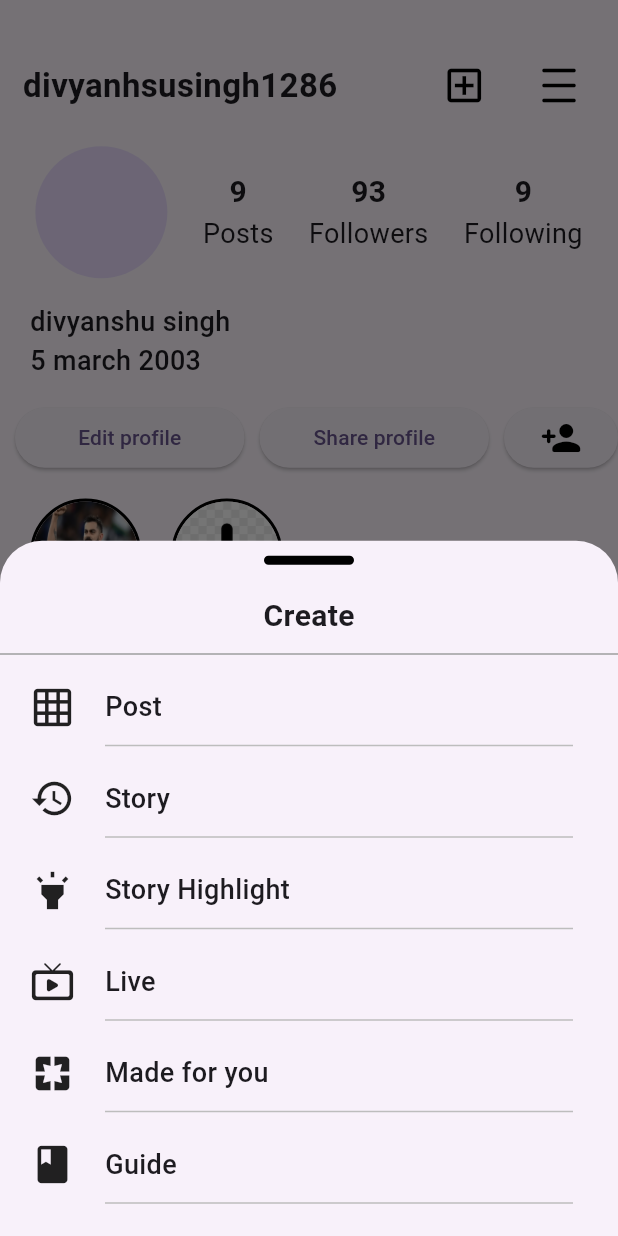
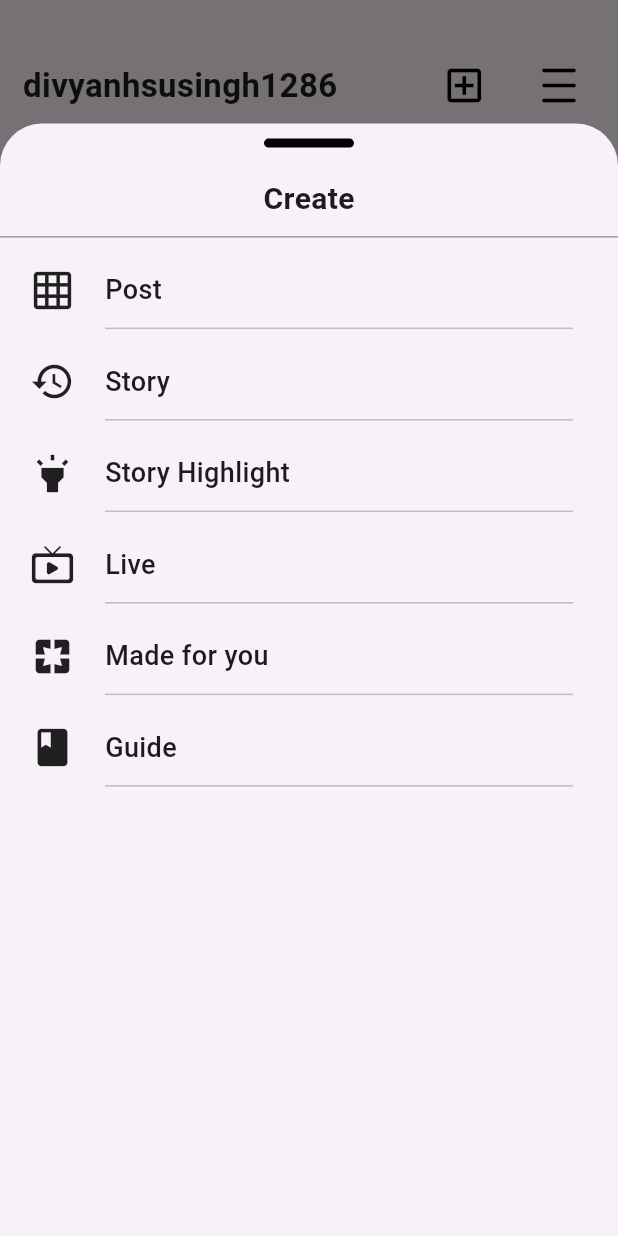
Before and after one commit to Divyanshu050303/instagram_clone, a Flutter app: the screen it shows after launch, item 5 of the bottom bar chosen, after a tap on the "add box" icon, on a phone screen of 412 x 824 dp. Run offline on Flutter 3.47's test engine with Material 3 defaults, Android fonts, the phone set to English and light mode, and no system bars; our stand-ins replace carousel_slider, dotted_border, file_picker, shared_preferences, video_player; missing offline and left inert: cloudinary_public, flutter_brand_palettes.

Commit message:
instagram_clone

```diff
--- a/lib/common/widget/bottom_bar.dart
+++ b/lib/common/widget/bottom_bar.dart
@@ -2,6 +2,8 @@ import 'package:flutter/material.dart';
 import 'package:instagram_clone/features/Home/screen/home_screen.dart';
 import 'package:instagram_clone/features/profile/screen/Profile.dart';
 import 'package:instagram_clone/features/reel/screen/reel.dart';import 'package:instagram_clone/features/search/Screen/Search.dart';
+
+import '../../features/add_post/screen/addpostscreen.dart';
 
 class BottomBar extends StatefulWidget {
   static const String routeName = '/actual-home';
@@ -18,7 +20,7 @@ class _BottomBarState extends State<BottomBar> {
   List<Widget> pages = [
       HomeScreen(),
     const Search(),
-    const Text("post Page"),
+    const AddPost(),
     const Reel(),
     const Profile()
   ];
--- a/lib/features/Home/widget/Post.dart
+++ b/lib/features/Home/widget/Post.dart
@@ -22,7 +22,9 @@ class _PostState extends State<Post> {
           const SizedBox(
             height: 10,
           ),
-          Row(
+          Flex(
+            direction: Axis.vertical,
+            children:[ Row(
               children: [
                 const SizedBox(
                   width: 12,
@@ -33,11 +35,12 @@ class _PostState extends State<Post> {
                 ),
                 const Text("Name"),
                 SizedBox(
-                width: mediaQueryData.size.width * 0.41,
+                  width: mediaQueryData.size.width * 0.33,
                 ),
                 ElevatedButton(onPressed: () {}, child: const Text("Follow")),
                 IconButton(onPressed: () {}, icon: const Icon(Icons.more_vert))
               ],
+            ),]
           ),
           const SizedBox(
             height: 10,
@@ -72,12 +75,12 @@ class _PostState extends State<Post> {
                 width: 14,
               ),
               Image.asset(
-                'assets/send.png',
+                'assets/send1.png',
                 width: 30,
                 height: 28,
               ),
               SizedBox(
-                width: mediaQueryData.size.width * 0.5,
+                width: mediaQueryData.size.width * 0.48,
               ),
               Image.asset(
                 'assets/save.png',
@@ -86,10 +89,16 @@ class _PostState extends State<Post> {
               ),
             ],
           ),
-          SizedBox(height: 10,),
-          Text("123124 likes", style: TextStyle(fontWeight: FontWeight.w700),),
-          SizedBox(height: 5,),
-          Text("name  and the caption ",style: TextStyle(fontWeight: FontWeight.w700))
+          const SizedBox(height: 10,),
+          Padding(
+            padding: const EdgeInsets.only(left: 18.0),
+            child: const Text("123124 likes", style: TextStyle(fontWeight: FontWeight.w700),),
+          ),
+          const SizedBox(height: 5,),
+          Padding(
+            padding: const EdgeInsets.only(left: 18.0),
+            child: const Text("name  and the caption ",style: TextStyle(fontWeight: FontWeight.w700)),
+          )
         ],
       ),
     );
--- a/lib/features/Home/widget/storySection.dart
+++ b/lib/features/Home/widget/storySection.dart
@@ -1,5 +1,5 @@
 import 'package:flutter/material.dart';
-import 'package:instagram_clone/features/Home/widget/yourStory.dart';
+import 'package:flutter_brand_palettes/flutter_brand_palettes.dart';
 
 class StorySection extends StatefulWidget {
   const StorySection({super.key});
@@ -12,9 +12,10 @@ class _StorySectionState extends State<StorySection> {
   List<Map<String, String>> story=[{},{},{},{}];
   @override
   Widget build(BuildContext context) {
+
   MediaQueryData mediaQueryData =MediaQuery.of(context);
     return SizedBox(
-      width: mediaQueryData.size.width,
+      width:  mediaQueryData.size.height,
       height: mediaQueryData.size.height*0.15,
 
       child: ListView.builder(
@@ -23,26 +24,18 @@ class _StorySectionState extends State<StorySection> {
           itemCount: story.length,
           itemBuilder:(context, index){
         return   Padding(
-          padding: EdgeInsets.only(left: 15.0),
+          padding: const EdgeInsets.only(left: 15.0, top: 7),
           child: Column(
             children: [
-              Container(
-                width:mediaQueryData.size.width*0.22,
-                height:mediaQueryData.size.height*0.1,
-                decoration: BoxDecoration(
-                color: Colors.black,
-                  border: Border.all(
-                    width: 2,
-                    color: Colors.blue,
-                  ),
-                  borderRadius: BorderRadius.circular(100),
-                ),
-                child: CircleAvatar(
-                  radius: 42,
+              CircleAvatar(
+                radius: 41,
+                backgroundColor: Colors.orange,
+                child: const CircleAvatar(
+                  radius: 39,
                 ),
               ),
-              SizedBox(height: 5,),
-              Text("Name"),
+              const SizedBox(height: 5,),
+              const Text("Name"),
             ],
           ),
         );
--- a/lib/features/profile/widget/EditButton.dart
+++ b/lib/features/profile/widget/EditButton.dart
@@ -11,11 +11,11 @@ class EditButton extends StatelessWidget {
         Expanded(
             child: ElevatedButton(
                 onPressed: () {}, child: const Text("Edit profile"))),
-        const SizedBox(width: 10,),
+        const SizedBox(width: 8,),
         Expanded(
             child: ElevatedButton(
-                onPressed: () {}, child: const Text("Share profile"))),
-        const SizedBox(width: 10,),
+                onPressed: () {}, child: const Text("Share profile", style: TextStyle(fontSize: 13.9),))),
+        const SizedBox(width: 8,),
         ElevatedButton(
             onPressed: () {},
             child: const Icon(
--- a/lib/features/profile/widget/appBar.dart
+++ b/lib/features/profile/widget/appBar.dart
@@ -1,7 +1,6 @@
 import 'package:flutter/material.dart';
-import 'package:instagram_clone/features/Home/screen/home_screen.dart';
 import 'package:instagram_clone/features/add_post/screen/addpostscreen.dart';
-import 'package:instagram_clone/features/reel/screen/reel.dart';
+
 
 class AppBarProfile extends StatelessWidget {
   const AppBarProfile({super.key});
@@ -43,6 +42,7 @@ class AppBarProfile extends StatelessWidget {
   void _showAddPostBottomSheet(BuildContext context) {
     MediaQueryData mediaQueryData = MediaQuery.of(context);
     showModalBottomSheet(
+      isScrollControlled: true,
         context: context,
         builder: (BuildContext context) {
           return SizedBox(
--- a/lib/main.dart
+++ b/lib/main.dart
@@ -1,20 +1,30 @@
+
+
 import 'package:flutter/material.dart';
 import 'package:flutter/services.dart';
+import 'package:instagram_clone/Provider/user_provider.dart';
 import 'package:instagram_clone/common/widget/bottom_bar.dart';
 import 'package:instagram_clone/features/authentication/screen/auth_screen.dart';
+import 'package:instagram_clone/route.dart';
+import 'package:provider/provider.dart';
 
 void main() {
-  runApp(const MyApp());
-  SystemChrome.setSystemUIOverlayStyle(
-    const SystemUiOverlayStyle(
-      statusBarColor: Colors.transparent,
-
-    )
-  );
+  runApp(
+      MultiProvider(providers: [
+        ChangeNotifierProvider(create: (context)=>UserProvider()),
+      ],child:const MyApp() ,)
+      );
+  SystemChrome.setSystemUIOverlayStyle(const SystemUiOverlayStyle(
+    statusBarColor: Colors.transparent, // Make status bar translucent
+    systemNavigationBarColor: Colors.transparent,
+    statusBarIconBrightness: Brightness.dark,
+    systemNavigationBarIconBrightness: Brightness.dark,
+  ));
 }
 
 class MyApp extends StatelessWidget {
   const MyApp({super.key});
+
   @override
   Widget build(BuildContext context) {
     return MaterialApp(
@@ -23,7 +33,11 @@ class MyApp extends StatelessWidget {
         colorScheme: ColorScheme.fromSeed(seedColor: Colors.deepPurple),
         useMaterial3: true,
       ),
-      home: const BottomBar(),
+      onGenerateRoute: (setting)=>generateRoute(setting),
+      // home: Provider.of<UserProvider>(context).user.token.isNotEmpty
+      //     ? const BottomBar()
+      //     : const AuthScreen(),
+      home:const BottomBar(),
       debugShowCheckedModeBanner: false,
     );
   }
--- a/pubspec.yaml
+++ b/pubspec.yaml
@@ -38,6 +38,8 @@ dependencies:
   dotted_border: ^2.1.0
   file_picker: ^6.1.1
   cloudinary_public: ^0.21.0
+  flutter_brand_palettes: ^0.5.1
+  insta_assets_picker: ^2.3.0
 
 
   # The following adds the Cupertino Icons font to your application.
```
Also changed, not shown: pubspec.lock, 4 other files. Lines whose indentation alone changed are shown as unchanged.
